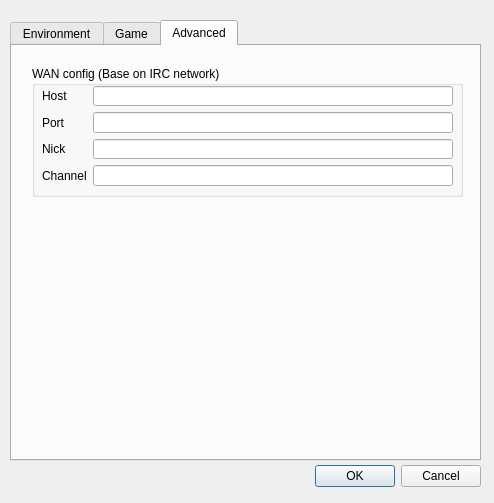
Above: src/configdialog.ui from Mogara/QSanguosha before the change. Below: the same form after it.
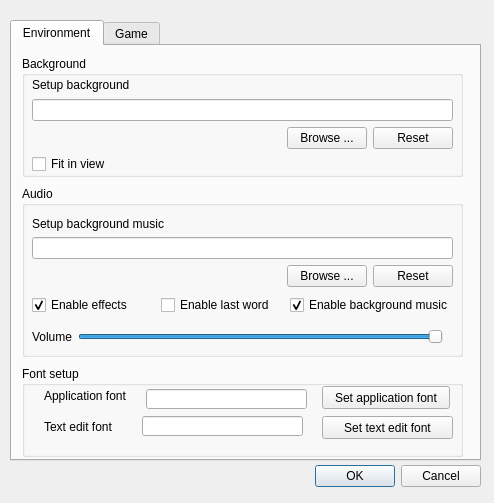
That is the form after the change. The open tabs and pages were chosen to show the change.

Commit message:
Store config in ini file instead of registry
1. Make chatbox & logbox configurable
2. Remove the "IRC config" tab page from config dialog

What changed in the file:
```diff
--- a/src/configdialog.ui
+++ b/src/configdialog.ui
@@ -437,116 +437,6 @@
      </property>
     </widget>
    </widget>
-   <widget class="QWidget" name="advanced">
-    <attribute name="title">
-     <string>Advanced</string>
-    </attribute>
-    <widget class="QGroupBox" name="wanGroupBox">
-     <property name="geometry">
-      <rect>
-       <x>20</x>
-       <y>20</y>
-       <width>431</width>
-       <height>131</height>
-      </rect>
-     </property>
-     <property name="title">
-      <string>WAN config (Base on IRC network)</string>
-     </property>
-     <widget class="QWidget" name="layoutWidget">
-      <property name="geometry">
-       <rect>
-        <x>10</x>
-        <y>20</y>
-        <width>411</width>
-        <height>100</height>
-       </rect>
-      </property>
-      <layout class="QFormLayout" name="formLayout_2">
-       <item row="0" column="1">
-        <widget class="QLineEdit" name="ircHostLineEdit">
-         <property name="text">
-          <string/>
-         </property>
-         <property name="alignment">
-          <set>Qt::AlignLeading|Qt::AlignLeft|Qt::AlignVCenter</set>
-         </property>
-        </widget>
-       </item>
-       <item row="0" column="0">
-        <widget class="QLabel" name="ircHostLabel">
-         <property name="text">
-          <string>Host</string>
-         </property>
-         <property name="buddy">
-          <cstring>ircHostLineEdit</cstring>
-         </property>
-        </widget>
-       </item>
-       <item row="1" column="1">
-        <widget class="QLineEdit" name="ircPortLineEdit">
-         <property name="text">
-          <string/>
-         </property>
-         <property name="alignment">
-          <set>Qt::AlignLeading|Qt::AlignLeft|Qt::AlignVCenter</set>
-         </property>
-        </widget>
-       </item>
-       <item row="2" column="1">
-        <widget class="QLineEdit" name="ircNickLineEdit">
-         <property name="alignment">
-          <set>Qt::AlignLeading|Qt::AlignLeft|Qt::AlignVCenter</set>
-         </property>
-         <property name="placeholderText">
-          <string/>
-         </property>
-        </widget>
-       </item>
-       <item row="3" column="1">
-        <widget class="QLineEdit" name="ircChannelLineEdit">
-         <property name="text">
-          <string/>
-         </property>
-         <property name="alignment">
-          <set>Qt::AlignLeading|Qt::AlignLeft|Qt::AlignVCenter</set>
-         </property>
-        </widget>
-       </item>
-       <item row="1" column="0">
-        <widget class="QLabel" name="ircPortLabel">
-         <property name="text">
-          <string>Port</string>
-         </property>
-         <property name="buddy">
-          <cstring>ircPortLineEdit</cstring>
-         </property>
-        </widget>
-       </item>
-       <item row="2" column="0">
-        <widget class="QLabel" name="nickLabel">
-         <property name="text">
-          <string>Nick</string>
-         </property>
-         <property name="buddy">
-          <cstring>ircNickLineEdit</cstring>
-         </property>
-        </widget>
-       </item>
-       <item row="3" column="0">
-        <widget class="QLabel" name="channelLabel">
-         <property name="text">
-          <string>Channel</string>
-         </property>
-         <property name="buddy">
-          <cstring>ircChannelLineEdit</cstring>
-         </property>
-        </widget>
-       </item>
-      </layout>
-     </widget>
-    </widget>
-   </widget>
   </widget>
   <widget class="QDialogButtonBox" name="buttonBox">
    <property name="geometry">
```
The commit also changes 10 other files.
